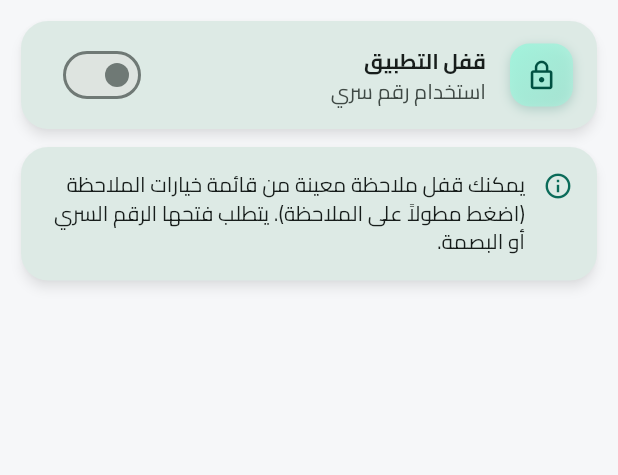
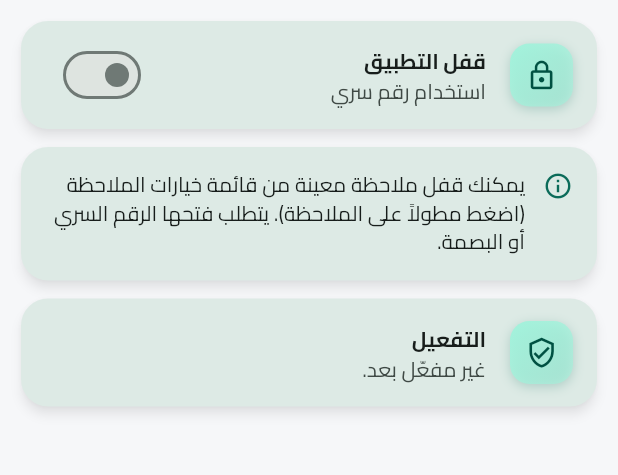
Before and after one commit to alaoufi/Alarm, a Flutter app: the SecuritySettingsScreen screen opened directly, on a phone screen of 412 x 824 dp, the part 84-559 px from its top. Run offline on Flutter 3.47's test engine with Material 3 defaults, Android fonts, the phone set to English and light mode, and no system bars; drawn by our look-alikes of dynamic_color; our stand-ins replace audioplayers, device_info_plus, file_picker, flutter_colorpicker, flutter_local_notifications, flutter_secure_storage and 14 more; missing offline and left inert: android_id, cryptography, encrypt, extension_google_sign_in_as_googleapis_auth, flutter_quill, googleapis and 2 more; accounts and stored records are empty; project files that could hold a hidden picture were left out.

Commit message:
Add deactivate action to test activation flow
Show a license/activation section in Security settings with the current
status and a "deactivate (for testing)" button that clears the stored
activation, so the activation screen can be re-tested. Also update the
leftover branding on the activation screen to "Alerts".

Co-Authored-By: Claude Opus 4.8 <noreply@anthropic.com>
Claude-Session: https://claude.ai/code/session_01BxxEJmdvHg3JWaFnm8CD2M

```diff
--- a/lib/features/security/activation_gate.dart
+++ b/lib/features/security/activation_gate.dart
@@ -256,7 +256,7 @@ class _ActivationScreenState extends State<_ActivationScreen> {
                   onLongPress: _ownerRecovery,
                   child: Padding(
                     padding: const EdgeInsets.all(12),
-                    child: Text('© مذكراتي',
+                    child: Text('© Alerts',
                         style: TextStyle(
                             color: scheme.outline, fontSize: 12)),
                   ),
--- a/lib/features/security/security_settings_screen.dart
+++ b/lib/features/security/security_settings_screen.dart
@@ -1,6 +1,7 @@
 import 'package:flutter/material.dart';
 
 import '../../core/l10n/app_strings.dart';
+import '../../services/license_service.dart';
 import '../../services/security_service.dart';
 import '../../widgets/ui_kit.dart';
 import 'pin_entry.dart';
@@ -18,6 +19,7 @@ class _SecuritySettingsScreenState extends State<SecuritySettingsScreen> {
   bool _biometricEnabled = false;
   bool _biometricAvailable = false;
   bool _loaded = false;
+  LicenseInfo? _license;
 
   @override
   void initState() {
@@ -29,7 +31,51 @@ class _SecuritySettingsScreenState extends State<SecuritySettingsScreen> {
     _lockEnabled = await _sec.isLockEnabled();
     _biometricEnabled = await _sec.isBiometricEnabled();
     _biometricAvailable = await _sec.canUseBiometrics();
+    _license = await LicenseService.instance.info();
     setState(() => _loaded = true);
+  }
+
+  String _licenseSubtitle() {
+    final info = _license;
+    if (info == null) return '';
+    switch (info.state) {
+      case LicenseState.disabled:
+        return 'وضع التطوير (لم يُضبط مفتاح) — التطبيق مفتوح.';
+      case LicenseState.none:
+        return 'غير مفعّل بعد.';
+      case LicenseState.expired:
+        return 'انتهت مدّة التفعيل.';
+      case LicenseState.active:
+        return info.permanent
+            ? 'مفعّل دائمًا.'
+            : 'مفعّل — يتبقّى ${info.daysLeft} يوم.';
+    }
+  }
+
+  Future<void> _deactivate() async {
+    final ok = await showDialog<bool>(
+      context: context,
+      builder: (ctx) => AlertDialog(
+        title: const Text('إلغاء التفعيل'),
+        content: const Text(
+            'سيُحذف التفعيل من هذا الجهاز ويعود التطبيق لشاشة التفعيل عند '
+            'إعادة فتحه. هذا للاختبار فقط. هل تريد المتابعة؟'),
+        actions: [
+          TextButton(
+              onPressed: () => Navigator.pop(ctx, false),
+              child: const Text('إلغاء')),
+          FilledButton(
+              onPressed: () => Navigator.pop(ctx, true),
+              child: const Text('إلغاء التفعيل')),
+        ],
+      ),
+    );
+    if (ok != true) return;
+    await LicenseService.instance.deactivate();
+    await _load();
+    if (!mounted) return;
+    ScaffoldMessenger.of(context).showSnackBar(const SnackBar(
+        content: Text('تم إلغاء التفعيل — أعد فتح التطبيق لاختبار التفعيل.')));
   }
 
   Future<void> _setupPin() async {
@@ -133,6 +179,30 @@ class _SecuritySettingsScreenState extends State<SecuritySettingsScreen> {
               ),
             ),
           ),
+          if (_license != null && _license!.state != LicenseState.disabled)
+            AppCard(
+              child: Column(
+                children: [
+                  ListTile(
+                    leading:
+                        const GradientIcon(Icons.verified_user_outlined),
+                    title: const Text('التفعيل',
+                        style: TextStyle(fontWeight: FontWeight.bold)),
+                    subtitle: Text(_licenseSubtitle()),
+                  ),
+                  if (_license!.state == LicenseState.active ||
+                      _license!.state == LicenseState.expired)
+                    ListTile(
+                      leading: Icon(Icons.lock_reset, color: scheme.error),
+                      title: Text('إلغاء التفعيل (للاختبار)',
+                          style: TextStyle(color: scheme.error)),
+                      subtitle: const Text(
+                          'يعيد التطبيق لشاشة التفعيل عند إعادة فتحه.'),
+                      onTap: _deactivate,
+                    ),
+                ],
+              ),
+            ),
         ],
       ),
     );
```
